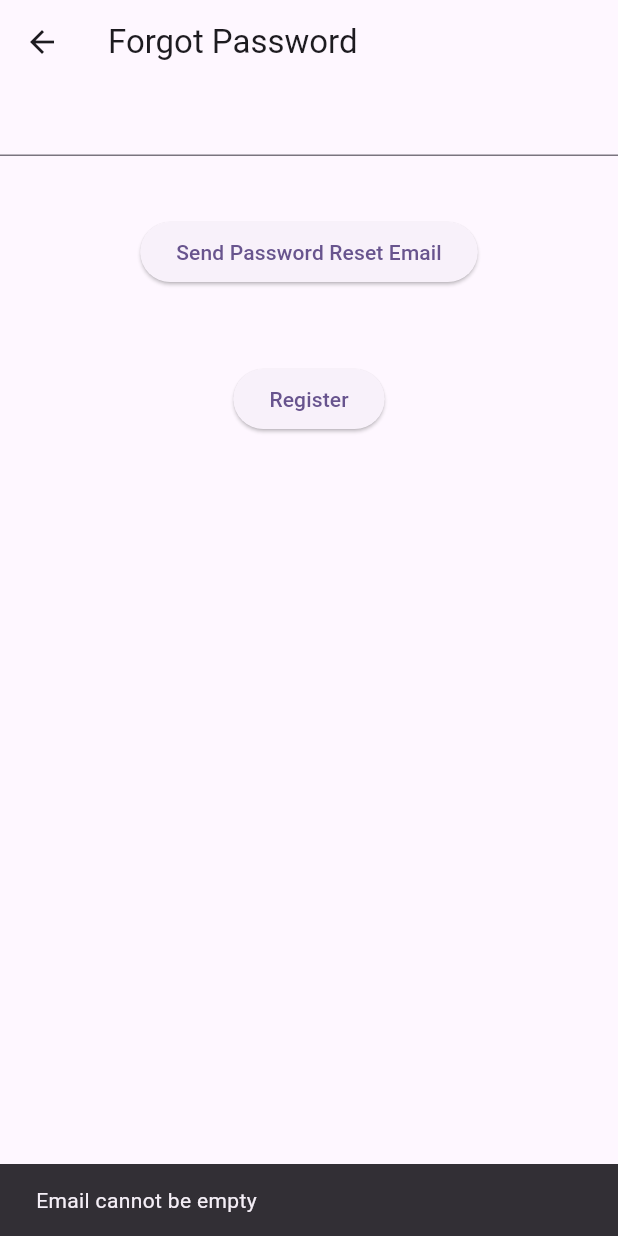
After one commit to MuhammadAliKust/Flutter-B8-Backend, a Flutter app: the ForgotPasswordView screen opened directly, after a tap on "Send Password Reset Email", on a phone screen of 412 x 824 dp. The commit adds this screen. Run offline on Flutter 3.47's test engine with Material 3 defaults, Android fonts, the phone set to English and light mode, and no system bars; our stand-ins replace cloud_firestore, firebase_auth, firebase_core, loading_overlay; accounts and stored records are empty.

Commit message:
Auth Done

```diff
--- a/lib/main.dart
+++ b/lib/main.dart
@@ -4,6 +4,7 @@ import 'package:flutter_b8_backend/views/create_task.dart';
 import 'package:flutter_b8_backend/views/dashboard.dart';
 import 'package:flutter_b8_backend/views/get_all_task.dart';
 import 'package:flutter_b8_backend/views/get_completed_task.dart';
+import 'package:flutter_b8_backend/views/login.dart';
 
 void main() async {
   WidgetsFlutterBinding.ensureInitialized();
@@ -38,7 +39,7 @@ class MyApp extends StatelessWidget {
         colorScheme: ColorScheme.fromSeed(seedColor: Colors.deepPurple),
         useMaterial3: true,
       ),
-      home: DashboardView(),
+      home: LoginView(),
     );
   }
 }
--- /dev/null
+++ b/lib/services/auth.dart
@@ -0,0 +1,25 @@
+import 'package:firebase_auth/firebase_auth.dart';
+
+class AuthServices {
+  ///SignUp
+  Future<User?> signUpUser(
+      {required String email, required String password}) async {
+    UserCredential userCredential = await FirebaseAuth.instance
+        .createUserWithEmailAndPassword(email: email, password: password);
+    userCredential.user!.sendEmailVerification();
+    return userCredential.user;
+  }
+
+  ///Login
+  Future<User?> signInUser(
+      {required String email, required String password}) async {
+    UserCredential userCredential = await FirebaseAuth.instance
+        .signInWithEmailAndPassword(email: email, password: password);
+    return userCredential.user;
+  }
+
+  ///Forgot Password
+  Future forgotPassword(String email) async {
+    return await FirebaseAuth.instance.sendPasswordResetEmail(email: email);
+  }
+}
--- /dev/null
+++ b/lib/views/forgot_pwd.dart
@@ -0,0 +1,90 @@
+import 'package:flutter/material.dart';
+import 'package:flutter_b8_backend/services/auth.dart';
+import 'package:flutter_b8_backend/views/register.dart';
+
+class ForgotPasswordView extends StatefulWidget {
+  ForgotPasswordView({super.key});
+
+  @override
+  State<ForgotPasswordView> createState() => _ForgotPasswordViewState();
+}
+
+class _ForgotPasswordViewState extends State<ForgotPasswordView> {
+  TextEditingController emailController = TextEditingController();
+
+  bool isLoading = false;
+
+  @override
+  Widget build(BuildContext context) {
+    return Scaffold(
+      appBar: AppBar(
+        title: Text("Forgot Password"),
+      ),
+      body: Column(
+        children: [
+          TextField(
+            controller: emailController,
+          ),
+          SizedBox(
+            height: 40,
+          ),
+          isLoading
+              ? Center(
+                  child: CircularProgressIndicator(),
+                )
+              : ElevatedButton(
+                  onPressed: () async {
+                    if (emailController.text.isEmpty) {
+                      ScaffoldMessenger.of(context).showSnackBar(
+                          SnackBar(content: Text("Email cannot be empty")));
+                      return;
+                    }
+                    try {
+                      isLoading = true;
+                      setState(() {});
+                      await AuthServices()
+                          .forgotPassword(
+                        emailController.text,
+                      )
+                          .then((val) {
+                        isLoading = false;
+                        setState(() {});
+                        showDialog(
+                            context: context,
+                            builder: (context) {
+                              return AlertDialog(
+                                title: Text("Message"),
+                                content:
+                                    Text("User has been loggedIn successfully"),
+                                actions: [
+                                  TextButton(
+                                      onPressed: () {
+                                        Navigator.pop(context);
+                                      },
+                                      child: Text("Okay"))
+                                ],
+                              );
+                            });
+                      });
+                    } catch (e) {
+                      isLoading = false;
+                      setState(() {});
+                      ScaffoldMessenger.of(context)
+                          .showSnackBar(SnackBar(content: Text(e.toString())));
+                    }
+                  },
+                  child: Text("Send Password Reset Email")),
+          SizedBox(
+            height: 50,
+          ),
+          ElevatedButton(
+              onPressed: () {
+                Navigator.push(context,
+                    MaterialPageRoute(builder: (context) => RegisterView()));
+              },
+              child: Text("Register"))
+        ],
+      ),
+    );
+  }
+}
--- a/pubspec.yaml
+++ b/pubspec.yaml
@@ -39,6 +39,7 @@ dependencies:
   firebase_core: ^3.8.1
   loading_overlay: ^0.4.2
   provider: ^6.1.2
+  firebase_auth: ^5.3.4
 
 dev_dependencies:
   flutter_test:
```
Also changed, not shown: lib/views/login.dart (added, +134 -0 lines), lib/views/register.dart (added, +99 -0 lines), pubspec.lock, 1 other file.
